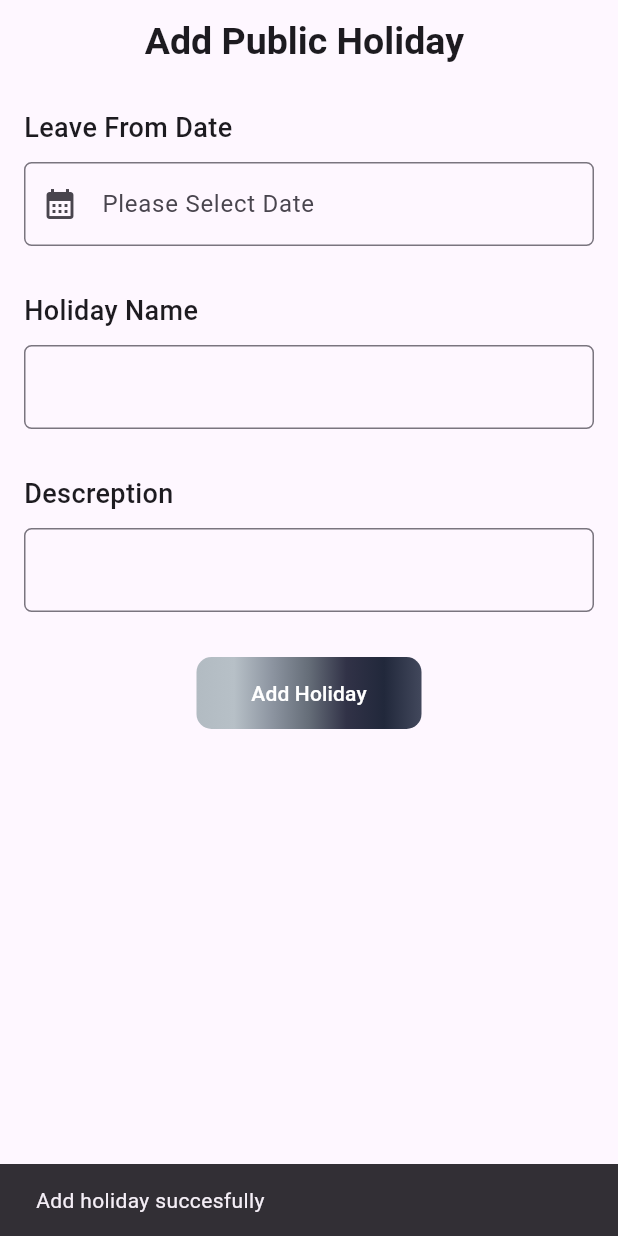
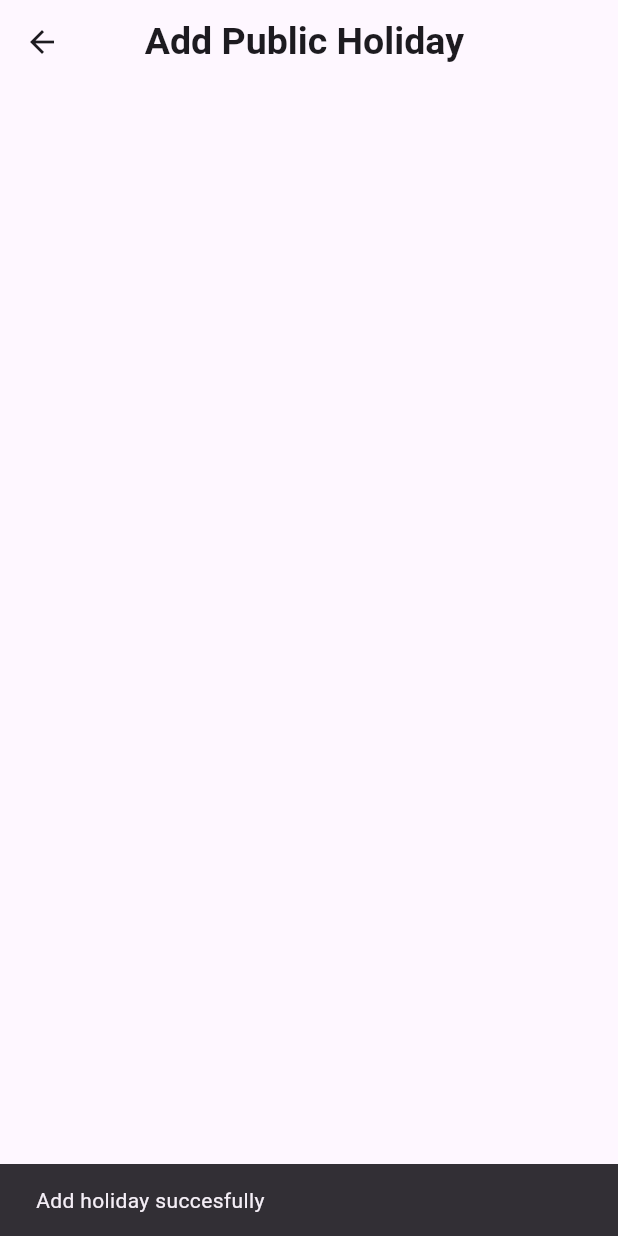
Before and after one commit to epashiq/hrm-project, a Flutter app: the screen it shows after launch, after a tap on "Add Holiday", on a phone screen of 412 x 824 dp. Run offline on Flutter 3.47's test engine with Material 3 defaults, Android fonts, the phone set to English and light mode, and no system bars; our stand-ins replace cloud_firestore, firebase_auth, firebase_core, flutter_riverpod, freezed_annotation; missing offline and left inert: country_state_city_pro; accounts and stored records are empty.

```diff
--- a/lib/view/pages/add_holiday_page.dart
+++ b/lib/view/pages/add_holiday_page.dart
@@ -1,5 +1,6 @@
 import 'package:flutter/material.dart';
 import 'package:hrm_project/controller/provider/add_holiday_provider.dart';
+import 'package:hrm_project/view/pages/holiday_page.dart';
 import 'package:hrm_project/view/widgets/button_widget.dart';
 
 class AddHolidayPage extends StatefulWidget {
@@ -95,6 +96,11 @@ class _AddHolidayPageState extends State<AddHolidayPage> {
                 btnText: 'Add Holiday',
                 onTap: () {
                   addHolidayProvider.addHoliday();
+                  Navigator.push(
+                      context,
+                      MaterialPageRoute(
+                        builder: (context) => const HolidayPage(),
+                      ));
                 },
                 width: 150)
           ],
--- /dev/null
+++ b/lib/view/pages/holiday_page.dart
@@ -0,0 +1,30 @@
+import 'package:cloud_firestore/cloud_firestore.dart';
+import 'package:flutter/material.dart';
+
+class HolidayPage extends StatefulWidget {
+  const HolidayPage({super.key});
+
+  @override
+  State<HolidayPage> createState() => _HolidayPageState();
+}
+
+class _HolidayPageState extends State<HolidayPage> {
+  @override
+  Widget build(BuildContext context) {
+    return Scaffold(
+      appBar: AppBar(
+        title: const Text(
+          'Add Public Holiday ',
+          style: TextStyle(fontSize: 25, fontWeight: FontWeight.w600),
+        ),
+        centerTitle: true,
+      ),
+      // body: StreamBuilder(
+      //   stream: FirebaseFirestore.instance.collection('Holiday').snapshots(),
+      //   builder: (context, snapshot) {
+      //     if(snapshot.connectionState)
+      //   },
+      // ),
+    );
+  }
+}
```
Also changed, not shown: lib/model/holiday_model.dart (added, +14 -0 lines), lib/model/holiday_model.freezed.dart (added), lib/model/holiday_model.g.dart (added).
